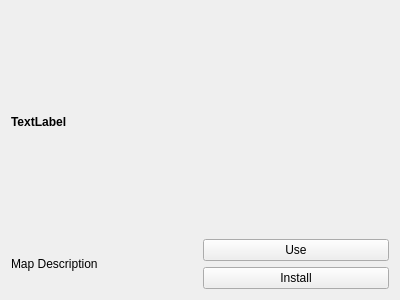
AndreMiras/py-qt-geo-ip, file qt_cpp_version/QtGeoIp/InstallMapItemWidget.ui: the form before one commit.
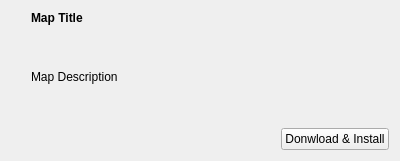
The form after the commit.

Commit message:
improved map installer layout.
Update #3

```diff
--- a/qt_cpp_version/QtGeoIp/InstallMapItemWidget.ui
+++ b/qt_cpp_version/QtGeoIp/InstallMapItemWidget.ui
@@ -7,36 +7,29 @@
     <x>0</x>
     <y>0</y>
     <width>400</width>
-    <height>300</height>
+    <height>161</height>
    </rect>
   </property>
   <property name="windowTitle">
    <string>InstallMapItemWidget</string>
   </property>
   <layout class="QGridLayout" name="gridLayout_2">
-   <item row="0" column="1" rowspan="2" colspan="2">
+   <item row="0" column="2">
     <layout class="QGridLayout" name="gridLayout">
-     <item row="1" column="1" rowspan="2">
+     <item row="4" column="2">
+      <widget class="QPushButton" name="installPushButton">
+       <property name="text">
+        <string>Donwload &amp;&amp; Install</string>
+       </property>
+      </widget>
+     </item>
+     <item row="1" column="1" rowspan="2" colspan="2">
       <widget class="QLabel" name="mapDescriptionLabel">
        <property name="text">
         <string>Map Description</string>
        </property>
       </widget>
      </item>
-     <item row="2" column="2">
-      <widget class="QPushButton" name="installPushButton">
-       <property name="text">
-        <string>Install</string>
-       </property>
-      </widget>
-     </item>
-     <item row="1" column="2">
-      <widget class="QPushButton" name="usePushButton">
-       <property name="text">
-        <string>Use</string>
-       </property>
-      </widget>
-     </item>
      <item row="0" column="1" colspan="2">
       <widget class="QLabel" name="mapTitleLabel">
        <property name="font">
@@ -46,10 +39,36 @@
         </font>
        </property>
        <property name="text">
-        <string>TextLabel</string>
+        <string>Map Title</string>
        </property>
       </widget>
      </item>
+     <item row="4" column="1">
+      <spacer name="horizontalSpacer_2">
+       <property name="orientation">
+        <enum>Qt::Horizontal</enum>
+       </property>
+       <property name="sizeHint" stdset="0">
+        <size>
+         <width>40</width>
+         <height>20</height>
+        </size>
+       </property>
+      </spacer>
+     </item>
+     <item row="2" column="0">
+      <spacer name="verticalSpacer_2">
+       <property name="orientation">
+        <enum>Qt::Vertical</enum>
+       </property>
+       <property name="sizeHint" stdset="0">
+        <size>
+         <width>20</width>
+         <height>40</height>
+        </size>
+       </property>
+      </spacer>
+     </item>
     </layout>
    </item>
   </layout>
```
The commit also changes 3 other files.
